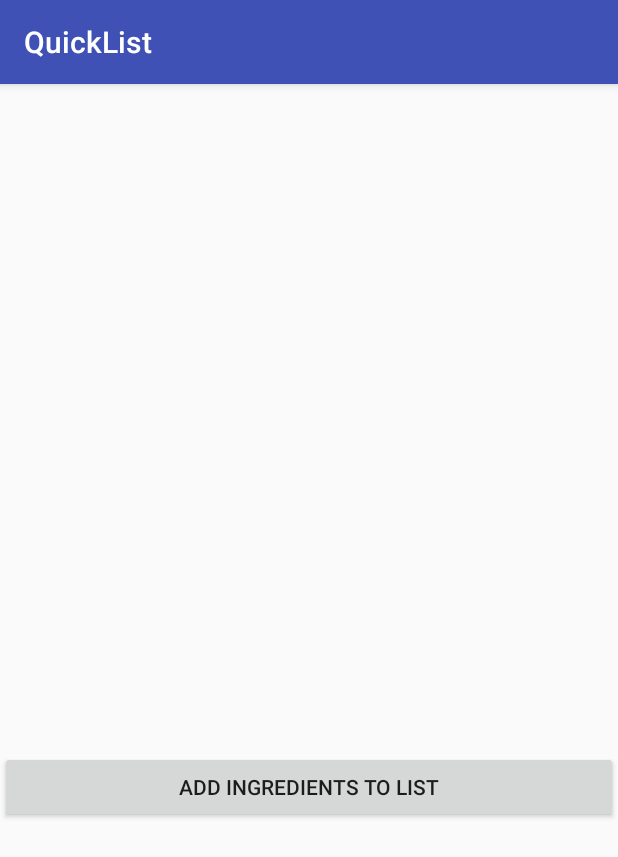
After one commit to jthawkins96/QuickList, an Android app: the RecipesActivity screen opened directly, with no data from a screen before it, on a phone screen of 412 x 824 dp. The commit adds this screen. Shown: the top 857 px of the screen. Run offline under Robolectric (Android 15) with nearby library versions, the phone set to English and light mode, and no system bars.

Commit message:
Lab 5 changes, created Recipes page

```diff
--- /dev/null
+++ b/app/src/main/java/com/example/johhawki/quicklist/RecipesActivity.java
@@ -0,0 +1,39 @@
+package com.example.johhawki.quicklist;
+
+import android.support.v7.app.AppCompatActivity;
+import android.os.Bundle;
+import android.widget.LinearLayout;
+import android.widget.TextView;
+import android.widget.Toast;
+
+import java.util.ArrayList;
+
+public class RecipesActivity extends AppCompatActivity {
+    TextView recipename;
+    LinearLayout ilayout;
+
+    @Override
+    protected void onCreate(Bundle savedInstanceState) {
+        super.onCreate(savedInstanceState);
+        setContentView(R.layout.activity_recipes);
+
+        String r = getIntent().getStringExtra("RECIPE");
+        recipename=findViewById(R.id.recipeName);
+        ilayout=findViewById(R.id.ingredientContainer);
+
+        recipename.setText(r);
+        DBHandler h = new DBHandler(this);
+        int recipeid = h.findrecipeid(r);
+        ArrayList<String> ings = h.insertIngredients(recipeid);
+        if(ings.size()==0) {
+            Toast.makeText(this,"List is empty",Toast.LENGTH_SHORT).show();
+        }
+        else {
+            for (String i : ings) {
+                TextView tv=new TextView(this);
+                tv.setText(i);
+                this.ilayout.addView(tv);
+            }
+        }
+    }
+}
--- /dev/null
+++ b/app/src/main/res/layout/activity_recipes.xml
@@ -0,0 +1,43 @@
+<?xml version="1.0" encoding="utf-8"?>
+<android.support.constraint.ConstraintLayout xmlns:android="http://schemas.android.com/apk/res/android"
+    xmlns:app="http://schemas.android.com/apk/res-auto"
+    xmlns:tools="http://schemas.android.com/tools"
+    android:layout_width="match_parent"
+    android:layout_height="match_parent"
+    tools:context="com.example.johhawki.quicklist.RecipesActivity">
+
+    <LinearLayout
+        android:layout_width="match_parent"
+        android:layout_height="match_parent"
+        android:orientation="vertical">
+
+        <TextView
+            android:id="@+id/recipeName"
+            android:layout_width="match_parent"
+            android:layout_height="wrap_content"
+            android:layout_marginBottom="50dp"
+            android:layout_marginTop="50dp"
+            android:gravity="center"
+            android:textSize="36sp" />
+
+        <ScrollView
+            android:layout_width="match_parent"
+            android:layout_height="296dp">
+
+            <LinearLayout
+                android:id="@+id/ingredientContainer"
+                android:layout_width="match_parent"
+                android:layout_height="wrap_content"
+                android:layout_marginLeft="40dp"
+                android:orientation="vertical">
+
+            </LinearLayout>
+        </ScrollView>
+
+        <Button
+            android:id="@+id/ingBtn"
+            android:layout_width="match_parent"
+            android:layout_height="wrap_content"
+            android:text="Add Ingredients to List" />
+    </LinearLayout>
+</android.support.constraint.ConstraintLayout>
```
Also changed, not shown: app/src/main/AndroidManifest.xml (+7 -8 lines), app/src/main/java/com/example/johhawki/quicklist/Home.java (+15 -9 lines), app/src/main/java/com/example/johhawki/quicklist/Search.java (+13 -0 lines), app/src/main/res/layout/activity_home.xml (+5 -3 lines), app/src/main/res/layout/activity_search.xml (+8 -2 lines).
